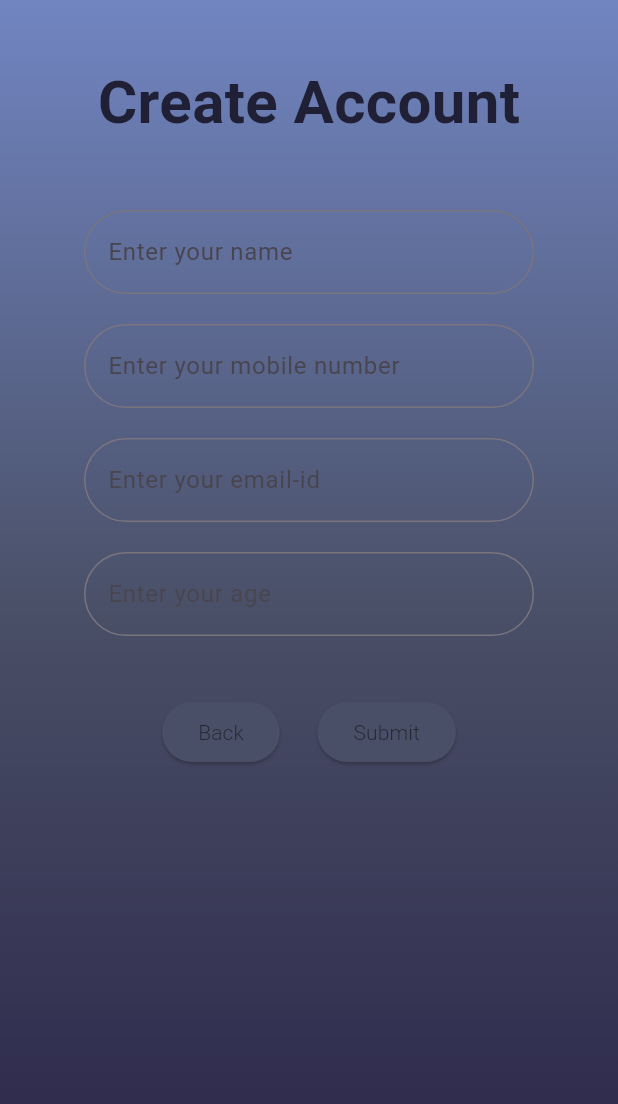
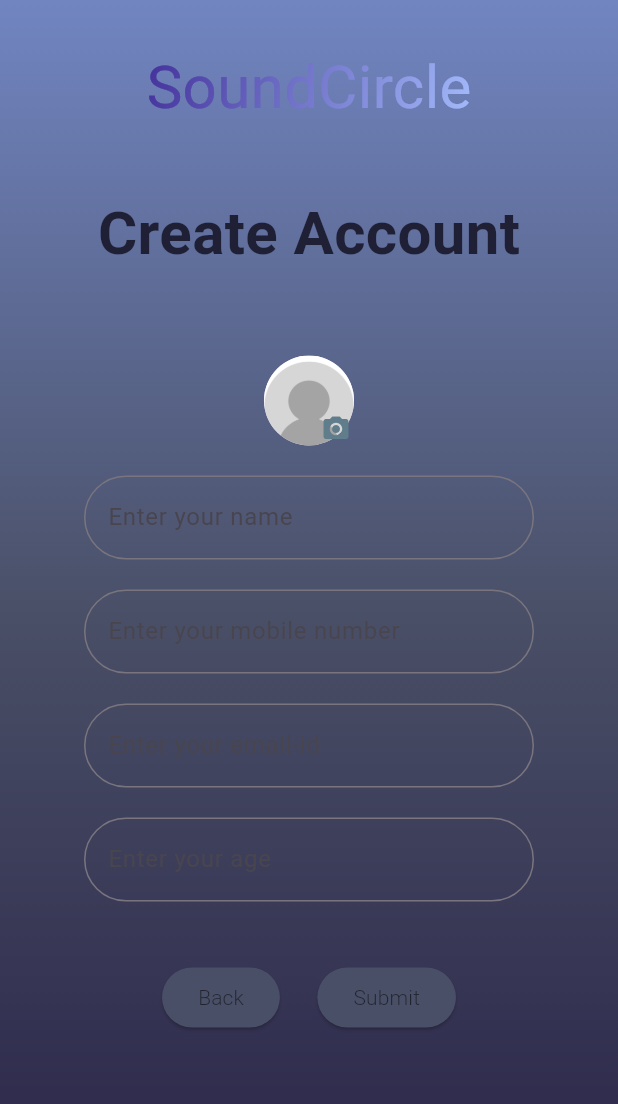
Before and after one commit to itsjeetjoshi/SoundCircle, a Flutter app: the createAccountPage screen opened directly, on a phone screen of 412 x 824 dp. Shown: the top 1104 px of the screen. Run offline on Flutter 3.47's test engine with Material 3 defaults, Android fonts, the light colour scheme and no system bars; our stand-ins replace firebase_auth, firebase_core, flutter_otp_text_field, image_picker; accounts and stored records are empty.

Commit message:
new changes

```diff
--- a/lib/createAccount.dart
+++ b/lib/createAccount.dart
@@ -1,9 +1,8 @@
-import 'package:flutter/cupertino.dart';
+import 'dart:io';
 import 'package:flutter/material.dart';
 import 'package:soundcircle/gradientText.dart';
-import 'package:flutter_otp_text_field/flutter_otp_text_field.dart';
 import 'package:soundcircle/loginPage.dart';
-import 'package:soundcircle/main.dart';
+import 'package:image_picker/image_picker.dart';
 
 class createAccountPage extends StatefulWidget {
   const createAccountPage({super.key});
@@ -13,6 +12,8 @@ class createAccountPage extends StatefulWidget {
 }
 
 class _createAccountPageState extends State<createAccountPage> {
+  XFile? _imageFile = null;
+  final ImagePicker _picker = ImagePicker();
   @override
   Widget build(BuildContext context) {
     return Scaffold(
@@ -27,6 +28,20 @@ class _createAccountPageState extends State<createAccountPage> {
           child: Center(
             child: Column(
               children: [
+                const SizedBox(height: 30),
+                const GradientText(
+                  'SoundCircle',
+                  gradient: LinearGradient(
+                    colors: [
+                      Color(0xFF43309a), // Your start color
+                      Color(0xFF7477cc),
+                      Color(0xFFa4bbfb), // Your end color
+                    ],
+                    begin: Alignment.topLeft,
+                    end: Alignment.bottomRight,
+                  ),
+                  style: TextStyle(fontSize: 40, fontWeight: FontWeight.w400),
+                ),
                 const SizedBox(height: 40), // Add top margin
                 const SizedBox(
                   height: 80,
@@ -39,6 +54,8 @@ class _createAccountPageState extends State<createAccountPage> {
                     ),
                   ),
                 ),
+                const SizedBox(height: 30),
+                imageProfile(),
                 const SizedBox(height: 20), // Add spacing between widgets
                 SizedBox(
                   width: 300,
@@ -130,6 +147,65 @@ class _createAccountPageState extends State<createAccountPage> {
               ],
             ),
           ),
-        ));
+        )
+    );
+  }
+  Widget imageProfile(){
+    return Stack(
+      children: [
+        CircleAvatar(
+          radius: 30,
+          backgroundImage: _imageFile==null? AssetImage("assets/profileImage.png"): FileImage(File(_imageFile!.path)) as ImageProvider,
+        ),
+        Positioned(
+            bottom: 1,
+            right: 2,
+            child: InkWell(
+              onTap: (){
+                showModalBottomSheet(
+                    context: context,
+                    builder: ((builder) => bottomSheet())
+                );
+              },
+              child: Icon(
+                Icons.camera_alt,
+                color: Colors.blueGrey,
+                size: 20
+              ),
+            )
+        )
+      ],
+    );
+  }
+  Widget bottomSheet(){
+    return Container(
+      height: 100,
+      width: MediaQuery.of(context).size.width,
+      child: Column(
+        children: [
+          Text(
+              "Choose profile image",
+            style: TextStyle(
+              fontSize: 20.0
+            ),
+          ),
+          TextButton.icon(
+            icon: Icon(Icons.browse_gallery),
+            onPressed: (){
+              takePhoto(ImageSource.gallery);
+            },
+            label: Text("Gallery"),
+          )
+        ],
+      ),
+    );
+  }
+  void takePhoto(ImageSource source) async{
+    final pickedFile = await _picker.pickImage(
+        source: source
+    );
+    setState(() {
+      _imageFile = pickedFile!;
+    });
   }
 }
--- a/lib/main.dart
+++ b/lib/main.dart
@@ -42,7 +42,7 @@ class _MyHomePageState extends State<MyHomePage> {
     super.initState();
     Timer(Duration(seconds: 1), () {
       Navigator.of(context)
-          .pushReplacement(MaterialPageRoute(builder: (_) => feed()));
+          .pushReplacement(MaterialPageRoute(builder: (_) => loginPage()));
     });
   }
 
--- a/pubspec.yaml
+++ b/pubspec.yaml
@@ -38,6 +38,7 @@ dependencies:
   # Use with the CupertinoIcons class for iOS style icons.
   cupertino_icons: ^1.0.2
   firebase_core: ^2.32.0
+  image_picker: ^1.1.2
 
 dev_dependencies:
   flutter_test:
@@ -60,7 +61,8 @@ flutter:
   # included with your application, so that you can use the icons in
   # the material Icons class.
   uses-material-design: true
-
+  assets:
+    - assets/
   # To add assets to your application, add an assets section, like this:
   # assets:
   #   - images/a_dot_burr.jpeg
```
Also changed, not shown: assets/profileImage.png (added), pubspec.lock, 5 other files.
